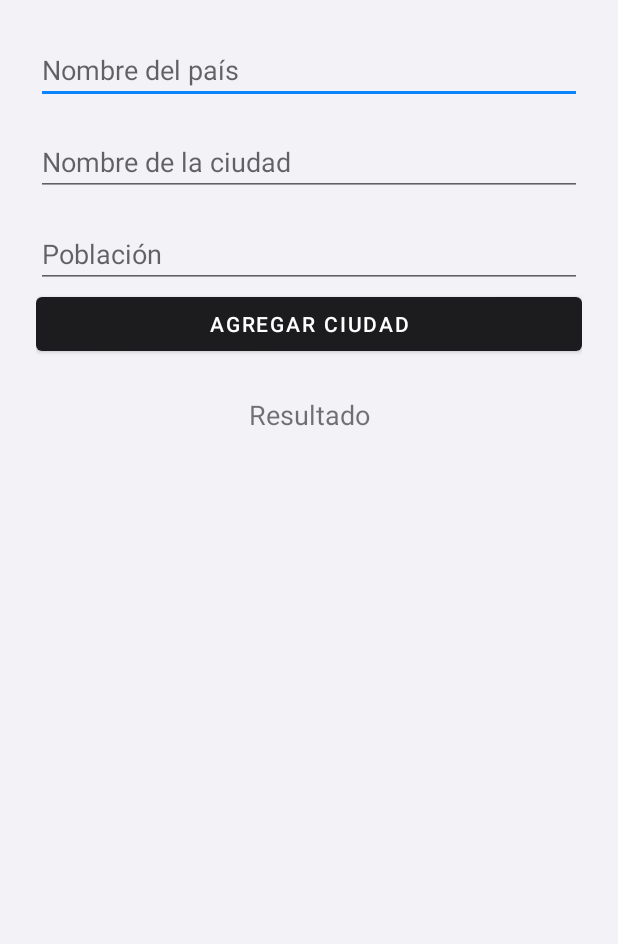
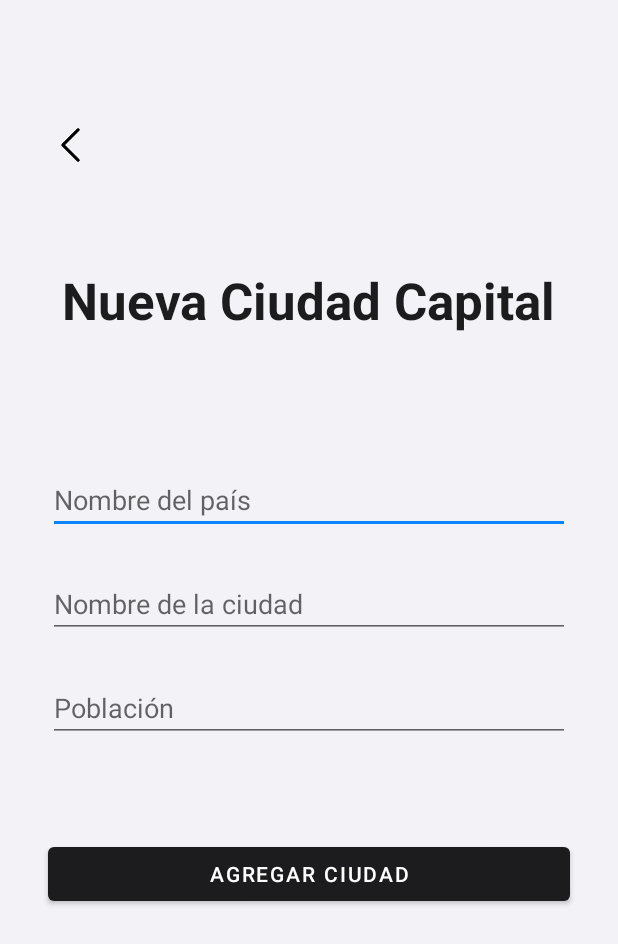
Before and after one commit to benjaelizalde/GP5-TP2_AplicacionesMoviles, an Android app: the CargarCiudadActivity screen opened directly, with no data from a screen before it, on a phone screen of 412 x 824 dp. Shown: the top 944 px of the screen. Run offline under Robolectric (Android 15) with nearby library versions, the phone set to English and light mode, and no system bars; our stand-ins replace Room's generated code.

Commit message:
Se corrigen elementos de activity_cargar_ciudad.xml

```diff
--- a/TP2_Capitales/app/src/main/java/com/grupo5/app2_capitales/CargarCiudadActivity.kt
+++ b/TP2_Capitales/app/src/main/java/com/grupo5/app2_capitales/CargarCiudadActivity.kt
@@ -7,6 +7,7 @@ import androidx.lifecycle.lifecycleScope
 import com.grupo5.app2_capitales.data.AppDatabase
 import com.grupo5.app2_capitales.data.Ciudad
 import kotlinx.coroutines.launch
+import android.view.View
 
 class CargarCiudadActivity : AppCompatActivity() {
 
@@ -15,6 +16,7 @@ class CargarCiudadActivity : AppCompatActivity() {
     private lateinit var etPoblacion: EditText
     private lateinit var btnAgregar: Button
     private lateinit var tvResultado: TextView
+    private lateinit var ivBack: ImageView
 
     private lateinit var db: AppDatabase
 
@@ -27,9 +29,13 @@ class CargarCiudadActivity : AppCompatActivity() {
         etPoblacion = findViewById(R.id.etPoblacion)
         btnAgregar = findViewById(R.id.btnAgregar)
         tvResultado = findViewById(R.id.tvResultado)
+        ivBack = findViewById(R.id.ivBack)
 
         db = AppDatabase.getDatabase(this)
 
+        ivBack.setOnClickListener {
+            finish()
+        }
         btnAgregar.setOnClickListener {
             val nombrePais = etNombrePais.text.toString().trim()
             val nombreCiudad = etNombreCiudad.text.toString().trim()
@@ -50,5 +56,6 @@ class CargarCiudadActivity : AppCompatActivity() {
 
     private fun mostrarResultado(mensaje: String) {
         tvResultado.text = mensaje
+        tvResultado.visibility = View.VISIBLE
     }
 }
--- a/TP2_Capitales/app/src/main/res/layout/activity_cargar_ciudad.xml
+++ b/TP2_Capitales/app/src/main/res/layout/activity_cargar_ciudad.xml
@@ -1,61 +1,113 @@
 <?xml version="1.0" encoding="utf-8"?>
 <androidx.constraintlayout.widget.ConstraintLayout xmlns:android="http://schemas.android.com/apk/res/android"
     xmlns:app="http://schemas.android.com/apk/res-auto"
+    xmlns:tools="http://schemas.android.com/tools"
     android:layout_width="match_parent"
     android:layout_height="match_parent"
     android:padding="24dp">
+
+    <ImageView
+        android:id="@+id/ivBack"
+        android:layout_width="30dp"
+        android:layout_height="25dp"
+        android:layout_marginStart="8dp"
+        android:layout_marginTop="60dp"
+        android:contentDescription="Volver"
+        app:layout_constraintStart_toStartOf="parent"
+        app:layout_constraintTop_toTopOf="parent"
+        app:srcCompat="@drawable/back" />
+
+    <TextView
+        android:id="@+id/tvTitulo"
+        android:layout_width="wrap_content"
+        android:layout_height="wrap_content"
+        android:layout_marginBottom="64dp"
+        android:text="Nueva Ciudad Capital"
+        android:textAppearance="@style/TextAppearance.AppCompat.Display1"
+        android:textColor="@color/colorPrimary"
+        android:textStyle="bold"
+        app:layout_constraintBottom_toTopOf="@id/etNombrePais"
+        app:layout_constraintEnd_toEndOf="parent"
+        app:layout_constraintStart_toStartOf="parent"
+        app:layout_constraintTop_toTopOf="parent"
+        app:layout_constraintVertical_chainStyle="packed"  />
 
     <EditText
         android:id="@+id/etNombrePais"
         android:layout_width="0dp"
         android:layout_height="wrap_content"
+        android:layout_marginTop="24dp"
+        android:layout_marginStart="8dp"
+        android:layout_marginEnd="8dp"
         android:hint="Nombre del país"
         android:inputType="text"
-        app:layout_constraintTop_toTopOf="parent"
-        app:layout_constraintStart_toStartOf="parent"
-        app:layout_constraintEnd_toEndOf="parent" />
+        app:layout_constraintHorizontal_bias="0.0"
+        app:layout_constraintTop_toBottomOf="@id/tvTitulo"
+        app:layout_constraintBottom_toTopOf="@id/etNombreCiudad"
+        app:layout_constraintEnd_toEndOf="parent"
+        app:layout_constraintStart_toStartOf="parent" />
 
     <EditText
         android:id="@+id/etNombreCiudad"
         android:layout_width="0dp"
         android:layout_height="wrap_content"
-        android:layout_marginTop="16dp"
+        android:layout_marginTop="24dp"
+        android:layout_marginStart="8dp"
+        android:layout_marginEnd="8dp"
         android:hint="Nombre de la ciudad"
         android:inputType="text"
+        app:layout_constraintHorizontal_bias="0.0"
         app:layout_constraintTop_toBottomOf="@id/etNombrePais"
-        app:layout_constraintStart_toStartOf="parent"
-        app:layout_constraintEnd_toEndOf="parent" />
+        app:layout_constraintBottom_toTopOf="@id/etPoblacion"
+        app:layout_constraintEnd_toEndOf="parent"
+        app:layout_constraintStart_toStartOf="parent" />
+
 
     <EditText
         android:id="@+id/etPoblacion"
         android:layout_width="0dp"
         android:layout_height="wrap_content"
-        android:layout_marginTop="16dp"
+        android:layout_marginTop="24dp"
+        android:layout_marginStart="8dp"
+        android:layout_marginEnd="8dp"
         android:hint="Población"
         android:inputType="number"
+        app:layout_constraintHorizontal_bias="0.0"
         app:layout_constraintTop_toBottomOf="@id/etNombreCiudad"
-        app:layout_constraintStart_toStartOf="parent"
-        app:layout_constraintEnd_toEndOf="parent" />
+        app:layout_constraintBottom_toTopOf="@id/btnAgregar"
+        app:layout_constraintEnd_toEndOf="parent"
+        app:layout_constraintStart_toStartOf="parent" />
 
     <Button
         android:id="@+id/btnAgregar"
         android:layout_width="0dp"
         android:layout_height="wrap_content"
+        android:layout_marginTop="64dp"
+        android:layout_marginStart="8dp"
+        android:layout_marginEnd="8dp"
         android:text="Agregar ciudad"
+        app:layout_constraintHorizontal_bias="0.0"
         app:layout_constraintTop_toBottomOf="@id/etPoblacion"
-        app:layout_constraintStart_toStartOf="parent"
-        app:layout_constraintEnd_toEndOf="parent" />
+        app:layout_constraintBottom_toTopOf="@id/tvResultado"
+        app:layout_constraintEnd_toEndOf="parent"
+        app:layout_constraintStart_toStartOf="parent" />
 
     <TextView
         android:id="@+id/tvResultado"
         android:layout_width="0dp"
         android:layout_height="wrap_content"
-        android:layout_marginTop="24dp"
+        android:layout_marginTop="16dp"
+        android:gravity="center"
         android:text="Resultado"
         android:textSize="18sp"
-        android:gravity="center"
+        android:visibility="invisible"
+        app:layout_constraintHorizontal_bias="0.0"
+        app:layout_constraintBottom_toBottomOf="parent"
         app:layout_constraintTop_toBottomOf="@id/btnAgregar"
         app:layout_constraintStart_toStartOf="parent"
         app:layout_constraintEnd_toEndOf="parent" />
 
+
+
+
 </androidx.constraintlayout.widget.ConstraintLayout>
```
